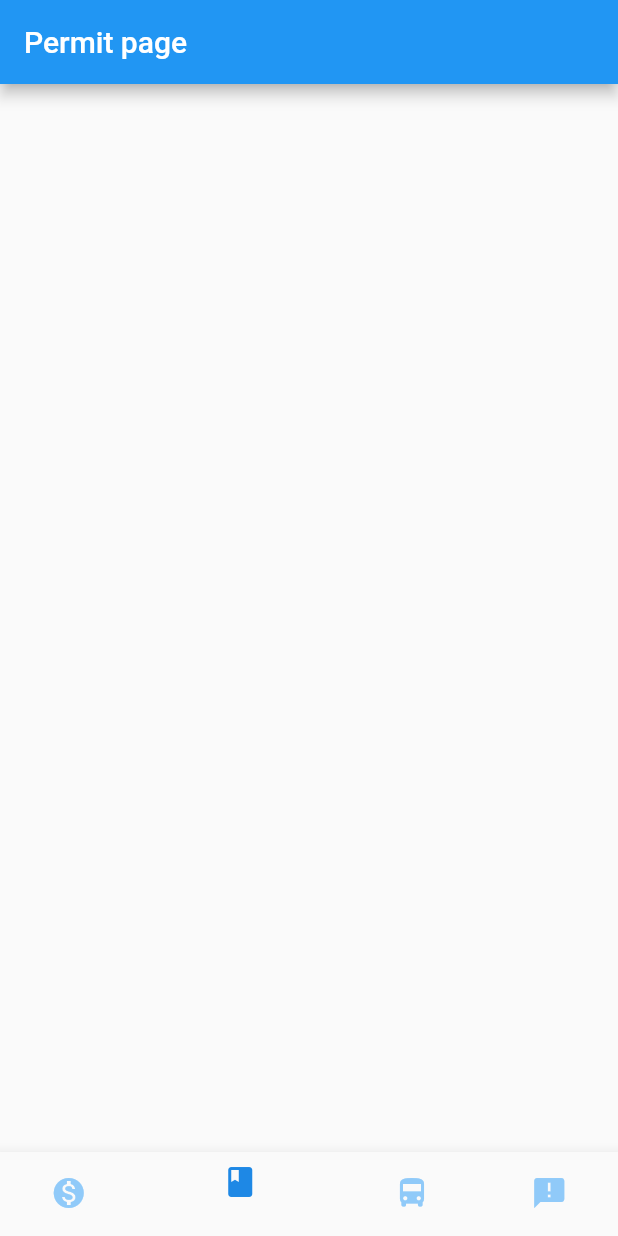
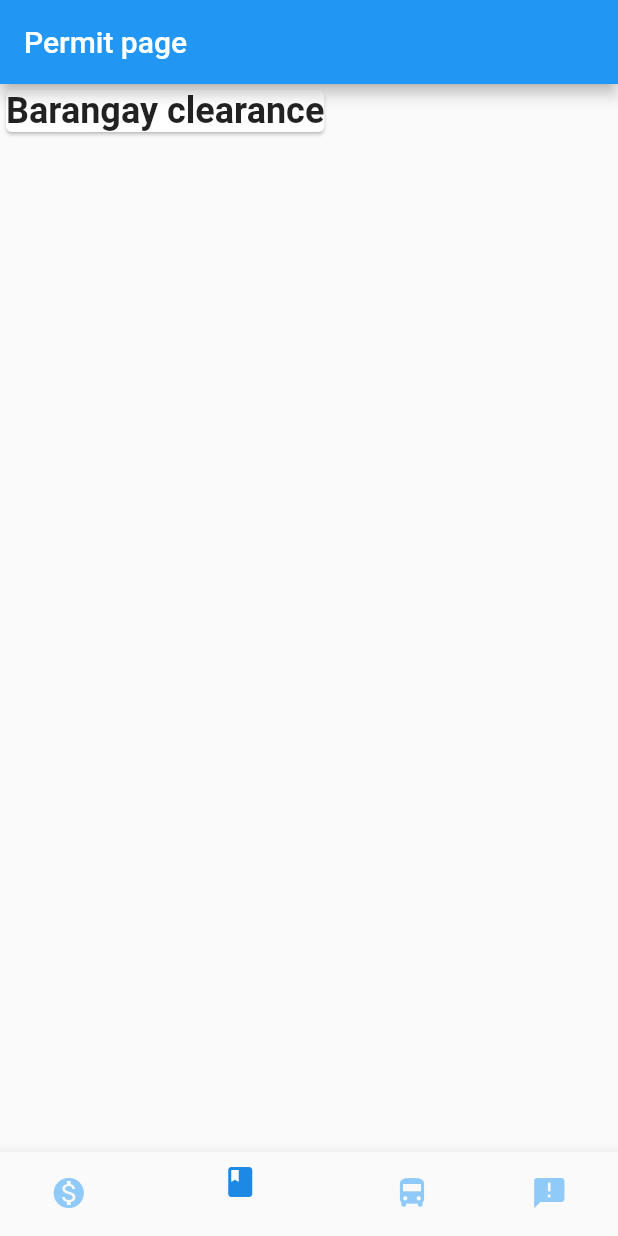
Before and after one commit to adriane-macer/gov_mobile_app, a Flutter app: the screen it shows after launch, item 2 of the bottom bar chosen, on a phone screen of 412 x 824 dp. Run offline on Flutter 3.47's test engine with Material 2 defaults, Android fonts, the phone set to English and light mode, and no system bars; our stand-ins replace bloc, data_connection_checker, equatable, flutter_bloc, flutter_form_builder, get_it; statements that could not run were skipped.

Commit message:
Added files for permits

```diff
--- a/lib/pages/announcement_page/announcement_screen.dart
+++ b/lib/pages/announcement_page/announcement_screen.dart
@@ -25,6 +25,7 @@ class _AnnouncementScreenState extends State<AnnouncementScreen> {
               child: Container(
                 child: Column(
                   children: <Widget>[
+                    Image.asset("${announcements[index].mediaPath}", height: 160),
                     Text(
                       "${announcements[index].content}",
                       style:
--- a/lib/pages/permit_page.dart
+++ b/lib/pages/permit_page.dart
@@ -1,12 +1,38 @@
 import 'package:flutter/material.dart';
 
-class PermitPage extends StatelessWidget {
+class PermitPage extends StatefulWidget {
+  @override
+  _PermitPageState createState() => _PermitPageState();
+}
+
+class _PermitPageState extends State<PermitPage> {
   @override
   Widget build(BuildContext context) {
     return Scaffold(
       appBar: AppBar(
         title: Text("Permit page"),
       ),
+      body: Column(
+        children: <Widget>[
+          Card(
+            child: Container(
+              child: Column(
+                children: <Widget>[
+                  Text(
+                    "Barangay clearance",
+                    style: TextStyle(fontSize: 24, fontWeight: FontWeight.bold),
+                  ),
+
+
+                ],
+              ),
+            ),
+          ),
+        ],
+      ),
     );
   }
+
+
+
 }
--- a/lib/services/announcement_service.dart
+++ b/lib/services/announcement_service.dart
@@ -5,46 +5,49 @@ class AnnouncementService {
     Announcement(
       "0",
       "Content 1",
-      "",
+      "assets/images/disaster_1.png",
       "September 26, 2019",
     ),
     Announcement(
       "1",
       "Content 2",
-      "",
+      "assets/images/disaster_2.png",
       "September 11, 2019",
     ),
     Announcement(
       "2",
       "Content 3",
-      "",
+      "assets/images/disaster_3.png",
       "September 1, 2019",
     ),
     Announcement(
       "3",
       "Content 4",
-      "",
+      "assets/images/disaster_4.png",
       "July 5, 2019",
     ),
-    Announcement("4", "Content 5", "", "June 6, 2019"),
-    Announcement("5", "Content 6", "", "April 12, 2019"),
-    Announcement("6", "Content 7", "", "January 6, 2019"),
+    Announcement(
+        "4", "Content 5", "assets/images/disaster_5.png", "June 6, 2019"),
+    Announcement(
+        "5", "Content 6", "assets/images/disaster_1.png", "April 12, 2019"),
+    Announcement(
+        "6", "Content 7", "assets/images/disaster_8.png", "January 6, 2019"),
     Announcement(
       "7",
       "Content 8",
-      "",
+      "assets/images/disaster_5.png",
       "December 10, 2018",
     ),
     Announcement(
       "8",
       "Content 9",
-      "",
+      "assets/images/disaster_6.png",
       "October 11, 2018",
     ),
     Announcement(
       "9",
       "Content 10",
-      "",
+      "assets/images/disaster_7.png",
       "September 28, 2018",
     ),
   ];
```
Also changed, not shown: pubspec.yaml (+12 -31 lines).
